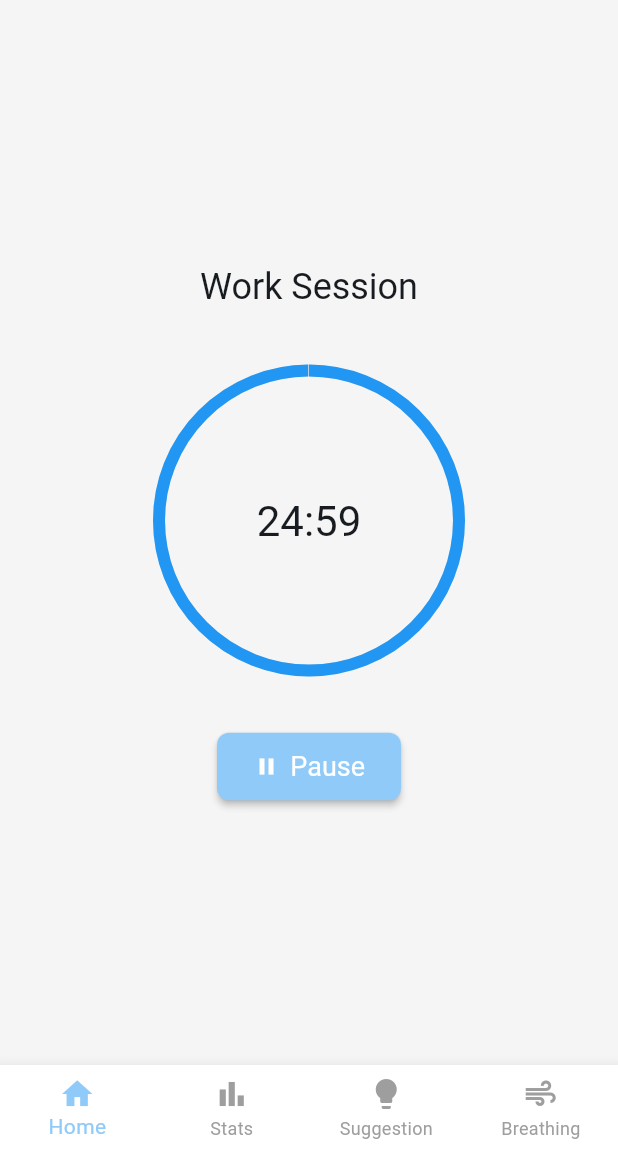
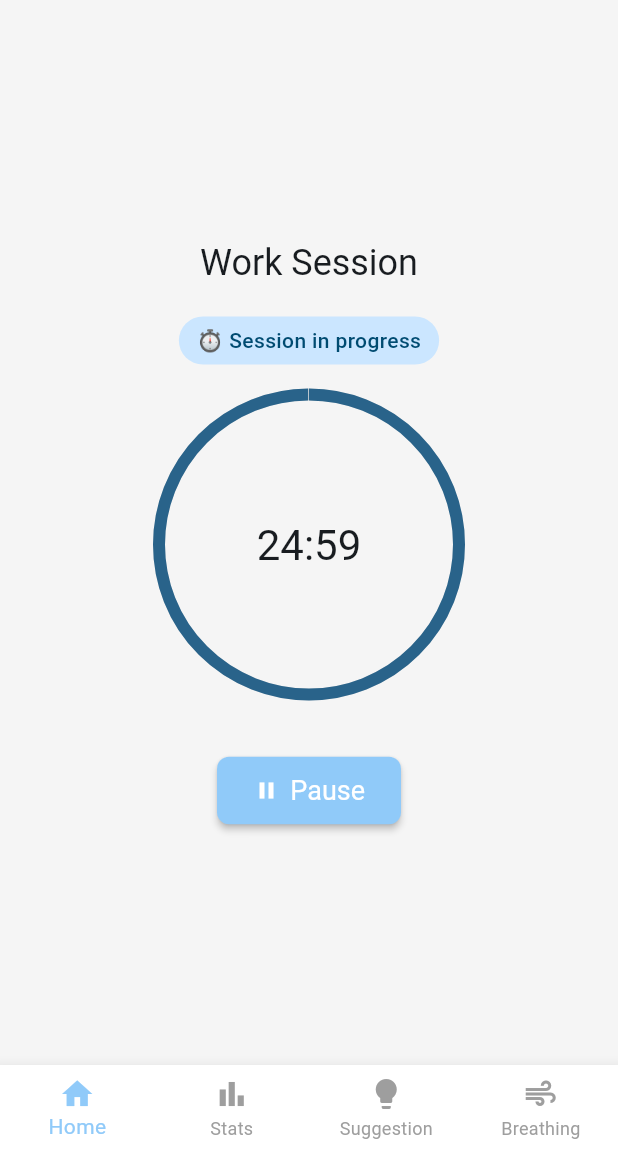
Before and after one commit to imsherl/mindfocus_lite, a Flutter app: the screen it shows after launch, after a tap on "Start Focus Session", on a phone screen of 412 x 824 dp, the part 84-1236 px from its top. Run offline on Flutter 3.47's test engine with Material 3 defaults, Android fonts, the light colour scheme and no system bars.

Commit message:
feat: Add SessionManager singleton for real session tracking
- Create SessionManager with in-memory storage and singleton pattern
- Integrate session tracking in home screen with start/end methods
- Update stats screen to use real-time data from SessionManager
- Add visual indicators for active sessions across screens
- Replace mock data with actual session management system
- Enhance user feedback with session saved confirmations

```diff
--- a/lib/screens/home_screen.dart
+++ b/lib/screens/home_screen.dart
@@ -1,5 +1,6 @@
 import 'package:flutter/material.dart';
 import 'dart:async';
+import '../utils/session_manager.dart';
 
 class HomeScreen extends StatefulWidget {
   const HomeScreen({super.key});
@@ -18,10 +19,15 @@ class _HomeScreenState extends State<HomeScreen> {
   late int remainingSeconds;
   Timer? _timer;
 
+  // SessionManager instance
+  final SessionManager _sessionManager = SessionManager();
+
   @override
   void initState() {
     super.initState();
     _resetTimer();
+    // Add mock sessions for demo purposes
+    _sessionManager.addMockSessions();
   }
 
   @override
@@ -42,8 +48,12 @@ class _HomeScreenState extends State<HomeScreen> {
   void _toggleTimer() {
     setState(() {
       if (isRunning) {
+        // Pausing - end current session
         _timer?.cancel();
+        _sessionManager.endSession();
       } else {
+        // Starting - begin new session
+        _sessionManager.startSession(isWork: isWorkSession);
         _timer = Timer.periodic(const Duration(seconds: 1), _onTick);
       }
       isRunning = !isRunning;
@@ -59,28 +69,57 @@ class _HomeScreenState extends State<HomeScreen> {
         timer.cancel();
         isRunning = false;
 
-        // Switch session type
+        // End current session and save it
+        final completedSession = _sessionManager.endSession();
+
+        // Switch session type for next session
         isWorkSession = !isWorkSession;
         remainingSeconds = (isWorkSession ? workDuration : breakDuration) * 60;
 
         // Show completion dialog
-        _showSessionCompleteDialog();
+        _showSessionCompleteDialog(completedSession != null);
       }
     });
   }
 
-  void _showSessionCompleteDialog() {
+  void _showSessionCompleteDialog(bool sessionSaved) {
     showDialog(
       context: context,
       builder: (context) => AlertDialog(
         title: Text(isWorkSession
           ? 'Break Time!'
-          : 'Break Complete!'),
-        content: Text(isWorkSession
-          ? 'Great work! Take a $breakDuration minute break.'
-          : 'Ready to focus? Starting $workDuration minute work session.'),
+          : 'Work Session Complete!'),
+        content: Column(
+          mainAxisSize: MainAxisSize.min,
+          children: [
+            Text(isWorkSession
+              ? 'Great work! Take a $breakDuration minute break.'
+              : 'Break complete! Ready for a $workDuration minute work session?'),
+            if (sessionSaved && !isWorkSession) ...[
+              const SizedBox(height: 10),
+              const Icon(
+                Icons.check_circle,
+                color: Colors.green,
+                size: 24,
+              ),
+              const Text(
+                'Session saved!',
+                style: TextStyle(
+                  color: Colors.green,
+                  fontWeight: FontWeight.w500,
+                ),
+              ),
+            ],
+          ],
+        ),
         actions: [
           TextButton(
+            onPressed: () {
+              Navigator.of(context).pop();
+            },
+            child: const Text('Later'),
+          ),
+          ElevatedButton(
             onPressed: () {
               Navigator.of(context).pop();
               _toggleTimer(); // Auto-start next session
@@ -110,7 +149,13 @@ class _HomeScreenState extends State<HomeScreen> {
         actions: [
           IconButton(
             icon: const Icon(Icons.refresh),
-            onPressed: _resetTimer,
+            onPressed: () {
+              // End any active session before resetting
+              if (_sessionManager.hasActiveSession) {
+                _sessionManager.endSession();
+              }
+              _resetTimer();
+            },
             tooltip: 'Reset Timer',
           ),
         ],
@@ -124,7 +169,25 @@ class _HomeScreenState extends State<HomeScreen> {
               isWorkSession ? 'Work Session' : 'Break Time',
               style: Theme.of(context).textTheme.headlineSmall,
             ),
-            const SizedBox(height: 40),
+            const SizedBox(height: 20),
+
+            // Session tracking status
+            if (_sessionManager.hasActiveSession)
+              Container(
+                padding: const EdgeInsets.symmetric(horizontal: 12, vertical: 6),
+                decoration: BoxDecoration(
+                  color: Theme.of(context).colorScheme.primaryContainer,
+                  borderRadius: BorderRadius.circular(16),
+                ),
+                child: Text(
+                  '⏱️ Session in progress',
+                  style: TextStyle(
+                    color: Theme.of(context).colorScheme.onPrimaryContainer,
+                    fontWeight: FontWeight.w500,
+                  ),
+                ),
+              ),
+            const SizedBox(height: 20),
 
             // Timer display
             Stack(
@@ -138,7 +201,9 @@ class _HomeScreenState extends State<HomeScreen> {
                     strokeWidth: 8,
                     backgroundColor: Colors.grey[300],
                     valueColor: AlwaysStoppedAnimation<Color>(
-                      isWorkSession ? Colors.blue : Colors.green,
+                      isWorkSession
+                        ? Theme.of(context).colorScheme.primary
+                        : Theme.of(context).colorScheme.secondary,
                     ),
                   ),
                 ),
--- a/lib/screens/stats_screen.dart
+++ b/lib/screens/stats_screen.dart
@@ -1,5 +1,6 @@
 import 'package:flutter/material.dart';
 import '../models/session_model.dart';
+import '../utils/session_manager.dart';
 
 class StatsScreen extends StatelessWidget {
   const StatsScreen({super.key});
@@ -18,10 +19,13 @@ class StatsScreen extends StatelessWidget {
 
   @override
   Widget build(BuildContext context) {
-    // Get data from FocusSession model
-    final totalFocusTime = FocusSession.getTotalFocusTimeToday();
-    final completedSessions = FocusSession.getCompletedSessionsToday();
-    final allSessions = FocusSession.getMockSessions();
+    // Get SessionManager instance
+    final sessionManager = SessionManager();
+
+    // Get data from SessionManager instead of static methods
+    final totalFocusTime = sessionManager.getTotalFocusTimeToday();
+    final completedSessions = sessionManager.getCompletedSessionsToday();
+    final allSessions = sessionManager.getTodaySessions();
 
     // Check if there are any sessions for fallback
     final hasData = allSessions.isNotEmpty;
@@ -86,6 +90,26 @@ class StatsScreen extends StatelessWidget {
                     fontWeight: FontWeight.w500,
                   ),
                 ),
+
+                const SizedBox(height: 40),
+
+                // Active session indicator
+                if (sessionManager.hasActiveSession) ...[
+                  Container(
+                    padding: const EdgeInsets.symmetric(horizontal: 16, vertical: 8),
+                    decoration: BoxDecoration(
+                      color: Theme.of(context).colorScheme.primaryContainer,
+                      borderRadius: BorderRadius.circular(20),
+                    ),
+                    child: Text(
+                      '🏃‍♂️ Session in progress',
+                      style: TextStyle(
+                        color: Theme.of(context).colorScheme.onPrimaryContainer,
+                        fontWeight: FontWeight.w500,
+                      ),
+                    ),
+                  ),
+                ],
               ],
             )
           : Column(
--- /dev/null
+++ b/lib/utils/session_manager.dart
@@ -0,0 +1,106 @@
+import '../models/session_model.dart';
+
+class SessionManager {
+  // Singleton pattern
+  static final SessionManager _instance = SessionManager._internal();
+  factory SessionManager() => _instance;
+  SessionManager._internal();
+
+  // Private list to store sessions in memory
+  final List<FocusSession> _sessions = [];
+
+  // Current session tracking
+  DateTime? _currentSessionStart;
+  bool? _currentSessionIsWork;
+
+  /// Start a new focus session
+  void startSession({required bool isWork}) {
+    _currentSessionStart = DateTime.now();
+    _currentSessionIsWork = isWork;
+  }
+
+  /// End the current session and add it to the list
+  FocusSession? endSession() {
+    if (_currentSessionStart == null || _currentSessionIsWork == null) {
+      return null; // No active session to end
+    }
+
+    final session = FocusSession(
+      startTime: _currentSessionStart!,
+      endTime: DateTime.now(),
+      isWorkSession: _currentSessionIsWork!,
+    );
+
+    _sessions.add(session);
+
+    // Reset current session tracking
+    _currentSessionStart = null;
+    _currentSessionIsWork = null;
+
+    return session;
+  }
+
+  /// Get all sessions for today
+  List<FocusSession> getTodaySessions() {
+    final now = DateTime.now();
+    final today = DateTime(now.year, now.month, now.day);
+    final tomorrow = today.add(const Duration(days: 1));
+
+    return _sessions.where((session) {
+      return session.startTime.isAfter(today) &&
+             session.startTime.isBefore(tomorrow);
+    }).toList();
+  }
+
+  /// Get all sessions (for debugging/testing)
+  List<FocusSession> getAllSessions() {
+    return List.from(_sessions);
+  }
+
+  /// Add mock sessions for testing
+  void addMockSessions() {
+    final mockSessions = FocusSession.getMockSessions();
+    _sessions.addAll(mockSessions);
+  }
+
+  /// Clear all sessions (for testing)
+  void clearSessions() {
+    _sessions.clear();
+    _currentSessionStart = null;
+    _currentSessionIsWork = null;
+  }
+
+  /// Check if there's an active session
+  bool get hasActiveSession => _currentSessionStart != null;
+
+  /// Get active session info
+  Map<String, dynamic>? get activeSessionInfo {
+    if (!hasActiveSession) return null;
+
+    return {
+      'startTime': _currentSessionStart,
+      'isWork': _currentSessionIsWork,
+      'duration': DateTime.now().difference(_currentSessionStart!),
+    };
+  }
+
+  /// Get total focus time for today from actual sessions
+  Duration getTotalFocusTimeToday() {
+    final todaySessions = getTodaySessions();
+    Duration totalTime = Duration.zero;
+
+    for (final session in todaySessions) {
+      if (session.isWorkSession) {
+        totalTime += session.duration;
+      }
+    }
+
+    return totalTime;
+  }
+
+  /// Get count of completed work sessions today
+  int getCompletedSessionsToday() {
+    final todaySessions = getTodaySessions();
+    return todaySessions.where((session) => session.isWorkSession).length;
+  }
+}
```
